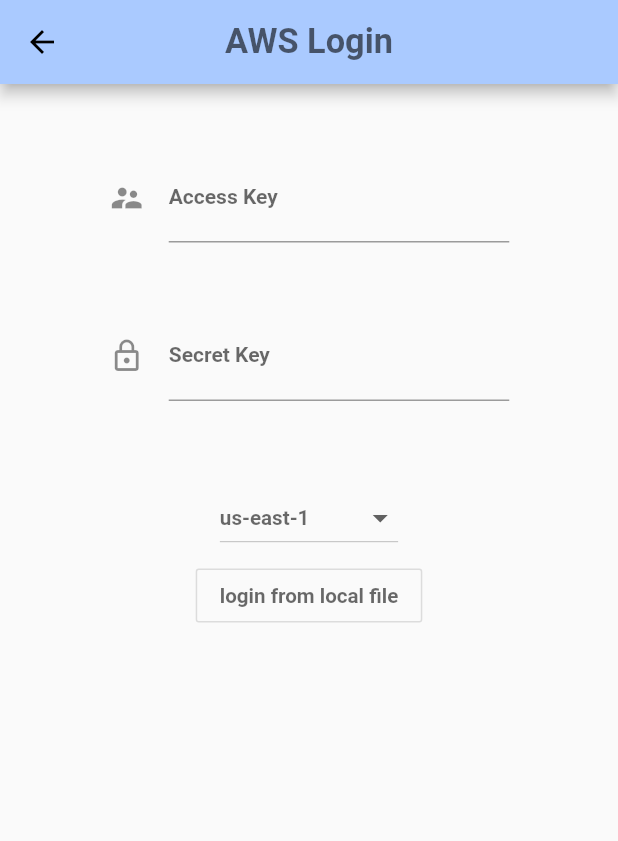
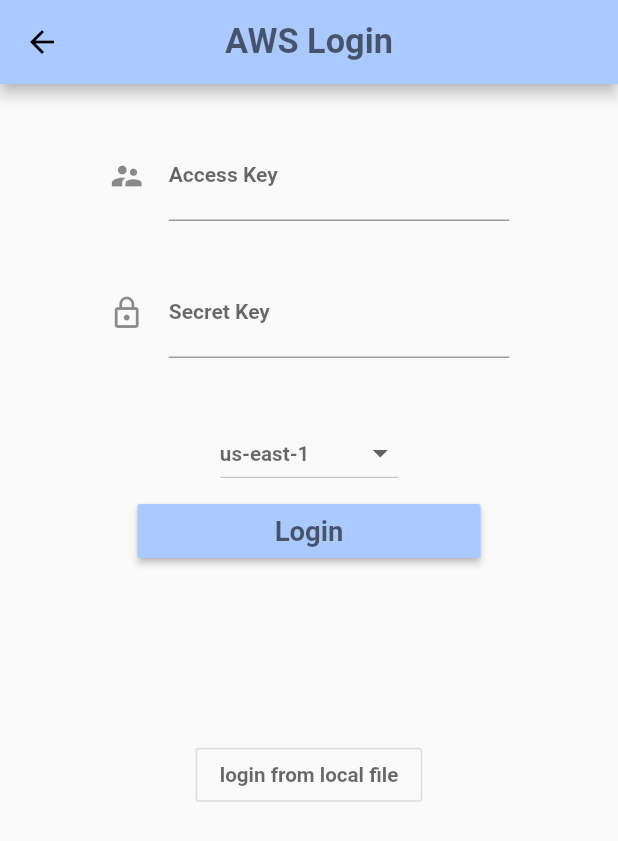
Before and after one commit to wghglory/bookshelf, a Flutter app: the AWSPage screen opened by its route, on a phone screen of 412 x 824 dp. Shown: the top 841 px of the screen. Run offline on Flutter 3.47's test engine with Material 2 defaults, Android fonts, the phone set to English and light mode, and no system bars; our stand-ins replace dio, file_picker, flutter_screenutil, percent_indicator; missing offline and left inert: circle_wave_progress, flutter_pdfview, keyboard_visibility, load; Roboto replaces fonts that are missing (Metropolis-r8).

Commit message:
fix merge bugs

```diff
--- a/src/bookshelf/lib/login/login_AWS.dart
+++ b/src/bookshelf/lib/login/login_AWS.dart
@@ -91,7 +91,7 @@
   Widget _buildTextfield(BuildContext context) {
     return new Container(
       width: ScreenUtil().setWidth(700),
-      height: ScreenUtil().setHeight(600),
+      height: ScreenUtil().setHeight(500),
       child: new Column(
         mainAxisAlignment: MainAxisAlignment.spaceEvenly,
         children: <Widget>[
@@ -149,7 +149,7 @@
       visible: !isKeyboard,
       maintainSize: false,
       child: Container(
-        padding: new EdgeInsets.fromLTRB(0, 0, 0, ScreenUtil().setSp(10)),
+        padding: new EdgeInsets.fromLTRB(0, ScreenUtil().setSp(300), 0, ScreenUtil().setSp(10)),
         child: OutlineButton(
           onPressed: () async {
             await _openFileExplorer();
@@ -214,7 +214,7 @@
               .body1
               .copyWith(fontSize: ScreenUtil().setSp(36)),
         ),
-        value: RegionOptions.America_East,
+        value: RegionOptions.America_West,
       ),
       DropdownMenuItem(
         child: Text(
@@ -224,9 +224,26 @@
               .body1
               .copyWith(fontSize: ScreenUtil().setSp(36)),
         ),
-        value: RegionOptions.America_East,
+        value: RegionOptions.Singapore,
       ),
     ].toList();
+  }
+
+  Widget _buildButton(BuildContext context) {
+    return new Container(
+      width: ScreenUtil().setWidth(600),
+      child: new RaisedButton(
+          child: new Text(
+            "Login",
+            style: Theme.of(context)
+                .textTheme
+                .button
+                .copyWith(fontSize: ScreenUtil().setSp(48)),
+          ),
+          onPressed: () async {
+            await _loginPressed();
+          }),
+    );
   }
 
   Future<void> _loginPressed() async {
@@ -251,6 +268,7 @@
       body: new Column(children: <Widget>[
         Center(child: _buildTextfield(context)),
         Center(child:_buildSourceSelection(context)),
+        Center(child: _buildButton(context),),
         Center(
           child: _buildReadingFile(context),
         ),
```
